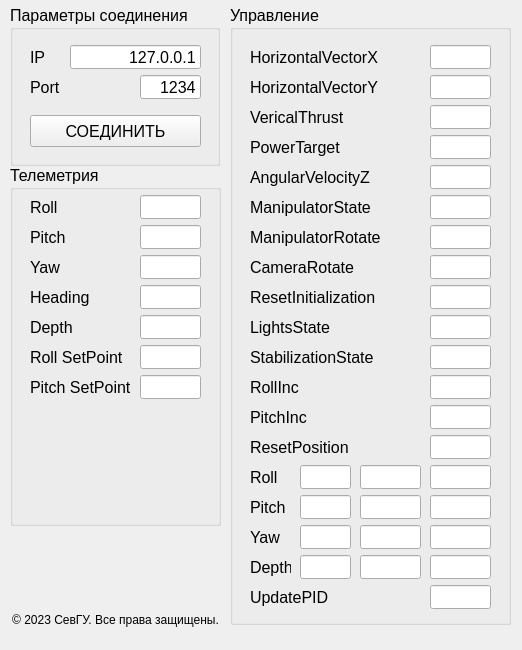
VASoftLab/SevROV, file SevROVEmulator/mainwindow.ui: the form before one commit.
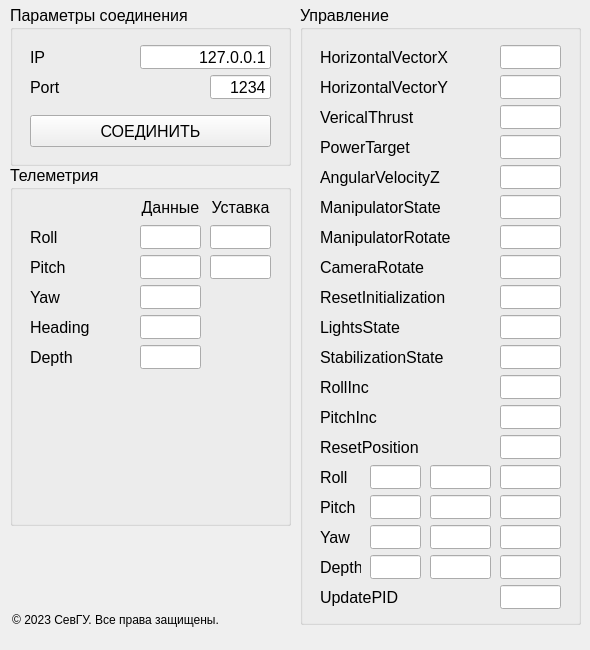
The form after the commit. Icons and pictures are not drawn.

Commit message: TabWidget added. Minot GUI fixes

What changed in the file:
```diff
--- a/SevROVEmulator/mainwindow.ui
+++ b/SevROVEmulator/mainwindow.ui
@@ -6,7 +6,7 @@
    <rect>
     <x>0</x>
     <y>0</y>
-    <width>522</width>
+    <width>590</width>
     <height>650</height>
    </rect>
   </property>
@@ -19,7 +19,7 @@
      <rect>
       <x>10</x>
       <y>5</y>
-      <width>210</width>
+      <width>281</width>
       <height>161</height>
      </rect>
     </property>
@@ -34,7 +34,7 @@
     <widget class="QLineEdit" name="edIP">
      <property name="geometry">
       <rect>
-       <x>60</x>
+       <x>130</x>
        <y>40</y>
        <width>131</width>
        <height>24</height>
@@ -50,7 +50,7 @@
     <widget class="QLineEdit" name="edPort">
      <property name="geometry">
       <rect>
-       <x>130</x>
+       <x>200</x>
        <y>70</y>
        <width>61</width>
        <height>24</height>
@@ -97,7 +97,7 @@
       <rect>
        <x>20</x>
        <y>110</y>
-       <width>171</width>
+       <width>241</width>
        <height>32</height>
       </rect>
      </property>
@@ -109,7 +109,7 @@
    <widget class="QGroupBox" name="gbControl">
     <property name="geometry">
      <rect>
-      <x>230</x>
+      <x>300</x>
       <y>5</y>
       <width>281</width>
       <height>620</height>
@@ -957,7 +957,7 @@
      <rect>
       <x>10</x>
       <y>165</y>
-      <width>211</width>
+      <width>281</width>
       <height>361</height>
      </rect>
     </property>
@@ -973,7 +973,7 @@
      <property name="geometry">
       <rect>
        <x>130</x>
-       <y>30</y>
+       <y>60</y>
        <width>61</width>
        <height>24</height>
       </rect>
@@ -991,7 +991,7 @@
      <property name="geometry">
       <rect>
        <x>20</x>
-       <y>30</y>
+       <y>60</y>
        <width>91</width>
        <height>24</height>
       </rect>
@@ -1009,7 +1009,7 @@
      <property name="geometry">
       <rect>
        <x>130</x>
-       <y>60</y>
+       <y>90</y>
        <width>61</width>
        <height>24</height>
       </rect>
@@ -1027,7 +1027,7 @@
      <property name="geometry">
       <rect>
        <x>20</x>
-       <y>60</y>
+       <y>90</y>
        <width>91</width>
        <height>24</height>
       </rect>
@@ -1045,7 +1045,7 @@
      <property name="geometry">
       <rect>
        <x>20</x>
-       <y>90</y>
+       <y>120</y>
        <width>91</width>
        <height>24</height>
       </rect>
@@ -1063,7 +1063,7 @@
      <property name="geometry">
       <rect>
        <x>130</x>
-       <y>90</y>
+       <y>120</y>
        <width>61</width>
        <height>24</height>
       </rect>
@@ -1081,7 +1081,7 @@
      <property name="geometry">
       <rect>
        <x>20</x>
-       <y>120</y>
+       <y>150</y>
        <width>91</width>
        <height>24</height>
       </rect>
@@ -1099,7 +1099,7 @@
      <property name="geometry">
       <rect>
        <x>130</x>
-       <y>120</y>
+       <y>150</y>
        <width>61</width>
        <height>24</height>
       </rect>
@@ -1117,7 +1117,7 @@
      <property name="geometry">
       <rect>
        <x>20</x>
-       <y>150</y>
+       <y>180</y>
        <width>91</width>
        <height>24</height>
       </rect>
@@ -1135,7 +1135,7 @@
      <property name="geometry">
       <rect>
        <x>130</x>
-       <y>150</y>
+       <y>180</y>
        <width>61</width>
        <height>24</height>
       </rect>
@@ -1152,8 +1152,8 @@
     <widget class="QLineEdit" name="edRollSetPoint">
      <property name="geometry">
       <rect>
-       <x>130</x>
-       <y>180</y>
+       <x>200</x>
+       <y>60</y>
        <width>61</width>
        <height>24</height>
       </rect>
@@ -1167,29 +1167,11 @@
       <set>Qt::AlignRight|Qt::AlignTrailing|Qt::AlignVCenter</set>
      </property>
     </widget>
-    <widget class="QLabel" name="lbRollSetPoint">
-     <property name="geometry">
-      <rect>
-       <x>20</x>
-       <y>180</y>
-       <width>101</width>
-       <height>24</height>
-      </rect>
-     </property>
-     <property name="font">
-      <font>
-       <pointsize>12</pointsize>
-      </font>
-     </property>
-     <property name="text">
-      <string>Roll SetPoint</string>
-     </property>
-    </widget>
     <widget class="QLineEdit" name="edPitchSetPoint">
      <property name="geometry">
       <rect>
-       <x>130</x>
-       <y>210</y>
+       <x>200</x>
+       <y>90</y>
        <width>61</width>
        <height>24</height>
       </rect>
@@ -1203,29 +1185,11 @@
       <set>Qt::AlignRight|Qt::AlignTrailing|Qt::AlignVCenter</set>
      </property>
     </widget>
-    <widget class="QLabel" name="lbPitchSetPoint">
-     <property name="geometry">
-      <rect>
-       <x>20</x>
-       <y>210</y>
-       <width>101</width>
-       <height>24</height>
-      </rect>
-     </property>
-     <property name="font">
-      <font>
-       <pointsize>12</pointsize>
-      </font>
-     </property>
-     <property name="text">
-      <string>Pitch SetPoint</string>
-     </property>
-    </widget>
     <widget class="QLabel" name="lbSevrovLogo">
      <property name="geometry">
       <rect>
-       <x>10</x>
-       <y>235</y>
+       <x>50</x>
+       <y>220</y>
        <width>190</width>
        <height>118</height>
       </rect>
@@ -1240,6 +1204,48 @@
       <bool>true</bool>
      </property>
     </widget>
+    <widget class="QLabel" name="lbReadings">
+     <property name="geometry">
+      <rect>
+       <x>125</x>
+       <y>30</y>
+       <width>71</width>
+       <height>24</height>
+      </rect>
+     </property>
+     <property name="font">
+      <font>
+       <pointsize>12</pointsize>
+      </font>
+     </property>
+     <property name="text">
+      <string>Данные</string>
+     </property>
+     <property name="alignment">
+      <set>Qt::AlignCenter</set>
+     </property>
+    </widget>
+    <widget class="QLabel" name="lbSetpoints">
+     <property name="geometry">
+      <rect>
+       <x>195</x>
+       <y>30</y>
+       <width>71</width>
+       <height>24</height>
+      </rect>
+     </property>
+     <property name="font">
+      <font>
+       <pointsize>12</pointsize>
+      </font>
+     </property>
+     <property name="text">
+      <string>Уставка</string>
+     </property>
+     <property name="alignment">
+      <set>Qt::AlignCenter</set>
+     </property>
+    </widget>
    </widget>
    <widget class="QLabel" name="lbCopyright">
     <property name="geometry">
```
Left out of the diff: 8 changed lines with no effect on the pictures. The commit also changes 3 other files.
